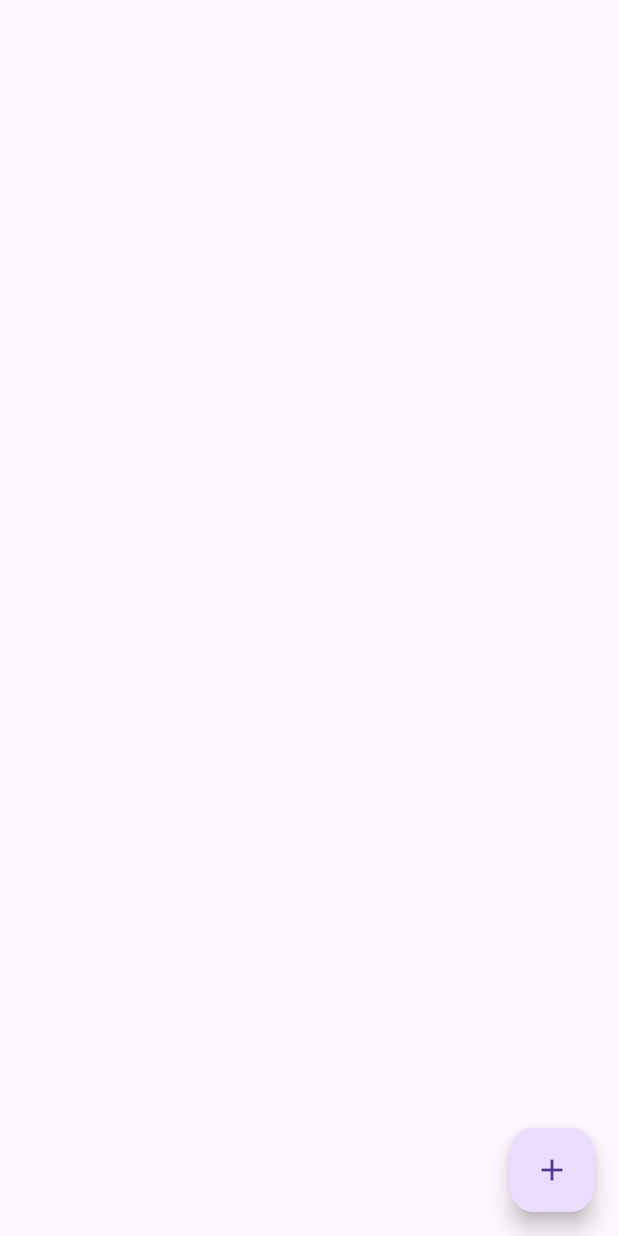
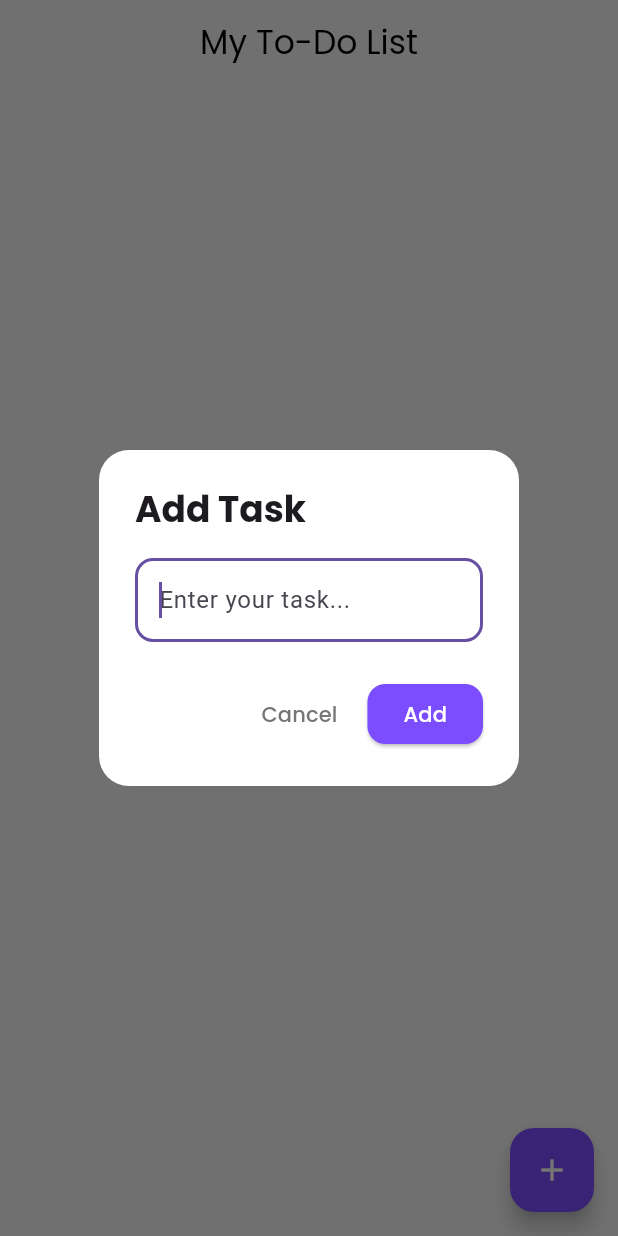
Before and after one commit to OrewaKimi/Flutter-Hive, a Flutter app: the screen it shows after launch, after a tap on the "add" icon, on a phone screen of 412 x 824 dp. Run offline on Flutter 3.47's test engine with Material 3 defaults, Android fonts, the phone set to English and light mode, and no system bars; our stand-ins replace google_fonts, hive_ce, hive_ce_flutter; accounts and stored records are empty.

Commit message:
update ui

```diff
--- a/lib/home_page.dart
+++ b/lib/home_page.dart
@@ -1,5 +1,6 @@
 import 'package:flutter/material.dart';
 import 'package:hive_ce/hive.dart';
+import 'package:google_fonts/google_fonts.dart';
 
 class HomePage extends StatefulWidget {
   const HomePage({super.key});
@@ -9,64 +10,68 @@ class HomePage extends StatefulWidget {
 }
 
 class _HomePageState extends State<HomePage> {
-  // get the box
   final _myBox = Hive.box('MY_BOX');
-
-  // text controller
   final _textController = TextEditingController();
-
-  // list of todos
   List todos = [];
 
   @override
   void initState() {
-    // load data, if none exist then defalut
     todos = _myBox.get('TODO_LIST') ?? [];
-
     super.initState();
   }
 
-  // open new todo dialog
   void openNewTodo() {
     showDialog(
       context: context,
-      builder:
-          (context) => AlertDialog(
-            title: const Text('Add Task'),
-            content: TextField(controller: _textController),
+      builder: (context) => AlertDialog(
+        backgroundColor: Colors.white,
+        shape: RoundedRectangleBorder(
+          borderRadius: BorderRadius.circular(20),
+        ),
+        title: Text('Add Task', style: GoogleFonts.poppins(fontWeight: FontWeight.bold)),
+        content: TextField(
+          controller: _textController,
+          autofocus: true,
+          decoration: InputDecoration(
+            hintText: 'Enter your task...',
+            border: OutlineInputBorder(
+              borderRadius: BorderRadius.circular(12),
+            ),
+          ),
+        ),
         actions: [
-              // cancel button
           TextButton(
             onPressed: () {
               Navigator.pop(context);
               _textController.clear();
             },
-                child: const Text('Cancel'),
+            child: Text('Cancel', style: GoogleFonts.poppins(color: Colors.grey[600])),
           ),
-
-              // add button
-              TextButton(
+          ElevatedButton(
             onPressed: () {
               Navigator.pop(context);
               addTodo();
             },
-                child: const Text('Add'),
+            style: ElevatedButton.styleFrom(
+              backgroundColor: Colors.deepPurpleAccent,
+              shape: RoundedRectangleBorder(borderRadius: BorderRadius.circular(12)),
+            ),
+            child: Text('Add', style: GoogleFonts.poppins(color: Colors.white)),
           ),
         ],
       ),
     );
   }
 
-  // add new todo
   void addTodo() {
-    // add todo to list
+    String todo = _textController.text;
     setState(() {
-      todos.add(_textController.text);
+      todos.add(todo);
       _textController.clear();
     });
+    saveToDatabase();
   }
 
-  // delete todo
   void deleteTodo(int index) {
     setState(() {
       todos.removeAt(index);
@@ -74,34 +79,67 @@ class _HomePageState extends State<HomePage> {
     saveToDatabase();
   }
 
-
-  // save to database
   void saveToDatabase() {
     _myBox.put('TODO_LIST', todos);
   }
 
-
+  @override
   Widget build(BuildContext context) {
     return Scaffold(
-
-      // add button
+      backgroundColor: Colors.grey[100],
+      appBar: AppBar(
+        title: Text('My To-Do List', style: GoogleFonts.poppins(color: Colors.black)),
+        backgroundColor: Colors.transparent,
+        elevation: 0,
+        centerTitle: true,
+        iconTheme: const IconThemeData(color: Colors.black),
+      ),
       floatingActionButton: FloatingActionButton(
-        onPressed: () {},
-        child: const Icon(Icons.add),
+        onPressed: openNewTodo,
+        backgroundColor: Colors.deepPurpleAccent,
+        child: const Icon(Icons.add, color: Colors.white),
       ),
-
-      // display List of todos
-      body: ListView.builder(
+      body: todos.isEmpty
+          ? Center(
+              child: Text(
+                'No tasks yet!',
+                style: GoogleFonts.poppins(fontSize: 16, color: Colors.grey),
+              ),
+            )
+          : ListView.builder(
+              padding: const EdgeInsets.all(16),
               itemCount: todos.length,
               itemBuilder: (context, index) {
-          // get each todo
                 final todo = todos[index];
-
-          return ListTile(
-            title: Text(todo),
-            trailing: IconButton(
+                return Container(
+                  margin: const EdgeInsets.only(bottom: 12),
+                  padding: const EdgeInsets.all(16),
+                  decoration: BoxDecoration(
+                    color: Colors.white,
+                    borderRadius: BorderRadius.circular(20),
+                    boxShadow: [
+                      BoxShadow(
+                        color: Colors.black12,
+                        blurRadius: 8,
+                        offset: const Offset(0, 4),
+                      ),
+                    ],
+                  ),
+                  child: Row(
+                    children: [
+                      const Icon(Icons.check_circle_outline, color: Colors.deepPurpleAccent),
+                      const SizedBox(width: 12),
+                      Expanded(
+                        child: Text(
+                          todo,
+                          style: GoogleFonts.poppins(fontSize: 16),
+                        ),
+                      ),
+                      IconButton(
                         onPressed: () => deleteTodo(index),
-              icon: const Icon(Icons.delete),
+                        icon: const Icon(Icons.delete_outline, color: Colors.redAccent),
+                      ),
+                    ],
                   ),
                 );
               },
```
Lines whose indentation alone changed are shown as unchanged.
